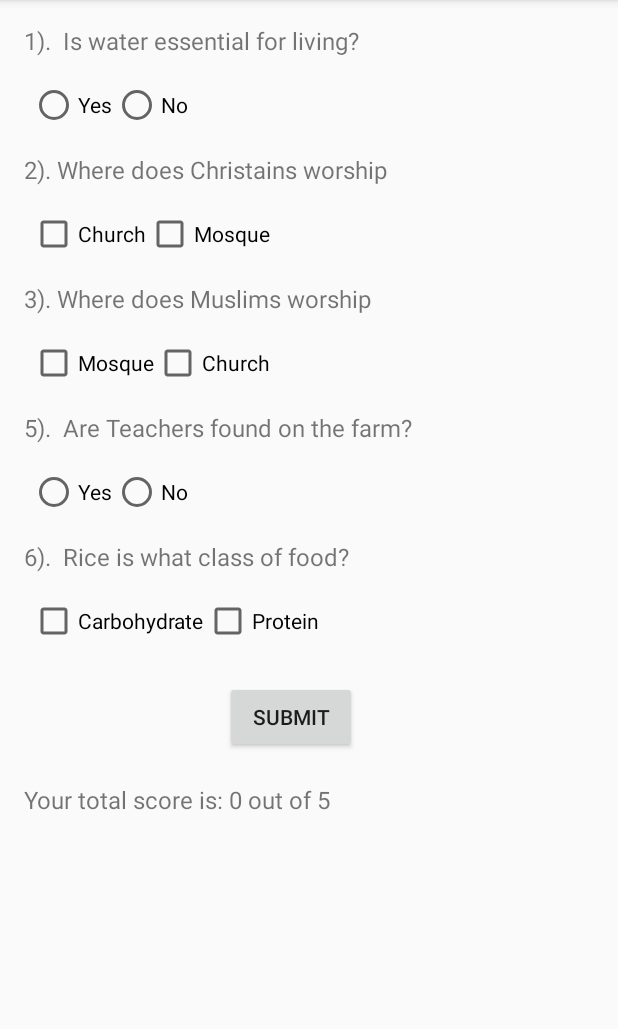
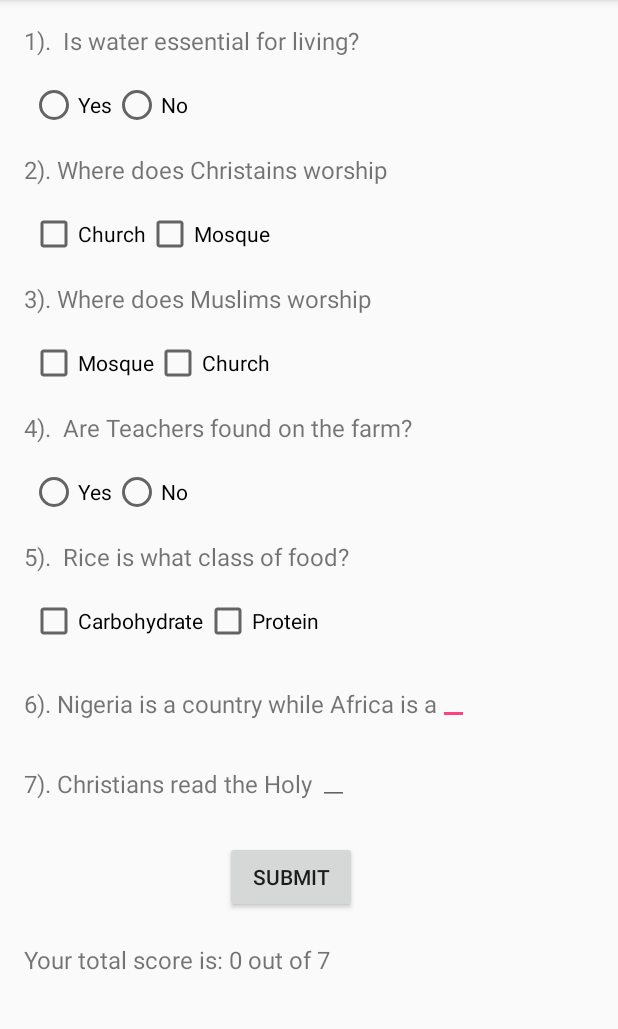
Before and after one commit to ejalonibudamilola/QuizApp1, an Android app: the screen it shows after launch (MainActivity), after a tap on "SUBMIT", on a phone screen of 412 x 824 dp, the part 84-1113 px from its top. Run offline under Robolectric (Android 15) with nearby library versions, the phone set to English and light mode, and no system bars.

Commit message:
QuizApp updated

```diff
--- a/app/src/main/java/com/example/android/quizapp/MainActivity.java
+++ b/app/src/main/java/com/example/android/quizapp/MainActivity.java
@@ -1,11 +1,15 @@
 package com.example.android.quizapp;
 
+import android.annotation.SuppressLint;
 import android.support.v7.app.AppCompatActivity;
 import android.os.Bundle;
 import android.view.View;
 import android.widget.CheckBox;
+import android.widget.EditText;
 import android.widget.RadioButton;
 import android.widget.TextView;
+
+import org.w3c.dom.Text;
 
 public class MainActivity extends AppCompatActivity {
 
@@ -24,54 +28,59 @@ public class MainActivity extends AppCompatActivity {
         CheckBox two =(CheckBox) findViewById(R.id.two);
         boolean isTwo = two.isChecked();
 
-        CheckBox three =(CheckBox) findViewById(R.id.two);
+        CheckBox three =(CheckBox) findViewById(R.id.three);
         boolean isThree = three.isChecked();
 
-        RadioButton five = (RadioButton) findViewById(R.id.one);
+        RadioButton four = (RadioButton) findViewById(R.id.four);
+        boolean isFour = four.isChecked();
+
+        CheckBox five = (CheckBox) findViewById(R.id.five);
         boolean isFive = five.isChecked();
 
-        RadioButton six = (RadioButton) findViewById(R.id.one);
-        boolean isSix = six.isChecked();
+        EditText six = (EditText) findViewById(R.id.six);
+        String sixs = six.getText().toString();
+        sixs = sixs.toLowerCase();
 
-        int totalScore = calculateScore(isOne, isTwo, isThree, isFive, isSix);
+        EditText seven = (EditText) findViewById(R.id.seven);
+        String sevens = seven.getText().toString();
+        sevens = sevens.toLowerCase();
 
-        String grading = "Your total score is: "+totalScore +" out of 5";
+        int totalScore = calculateScore(isOne, isTwo, isThree, isFour, isFive, sixs,sevens);
+
+        String grading = "Your total score is: "+totalScore +" out of 7";
         displayMessage(grading);
 
     }
 
-    private int calculateScore (boolean one, boolean two, boolean three, boolean five, boolean six){
+    private int calculateScore (boolean one, boolean two, boolean three, boolean four, boolean five, String six, String seven){
+        String check1 = "continent";
+        String check2 = "bible";
         int score =0;
 
         if(one){
             score=score+1;
         }
-        else{
-            score = score+0;
-        }
+
         if(two){
             score=score+1;
-       }
-        else{
-            score = score+0;
         }
+
         if(three){
             score=score+1;
         }
-        else{
-            score = score+0;
-        }
-        if(five){
+
+        if(four){
             score=score+1;
         }
-        else{
-            score = score+0;
-        }
-       if(six){
+
+       if(five){
             score=score+1;
-        }
-       else{
-           score = score+0;
+       }
+       if(six.equals(check1) ){
+           score=score+1;
+       }
+       if(seven.equals(check2)){
+           score=score+1;
        }
 
         return score;
--- a/app/src/main/res/layout/activity_main.xml
+++ b/app/src/main/res/layout/activity_main.xml
@@ -21,9 +21,10 @@
               android:paddingLeft="16dp">
            </TextView>
 
-       <LinearLayout
+       <RadioGroup
            android:layout_width="wrap_content"
-           android:layout_height="wrap_content">
+           android:layout_height="wrap_content"
+           android:orientation="horizontal">
 
             <RadioButton
                 android:id="@+id/one"
@@ -38,7 +39,7 @@
                 android:layout_height="wrap_content"
                 android:layout_marginTop="16dp"
                 android:text="No" />
-        </LinearLayout>
+        </RadioGroup>
 
        <TextView
             android:layout_width="wrap_content"
@@ -100,15 +101,16 @@
     <TextView
         android:layout_width="wrap_content"
         android:layout_height="wrap_content"
-        android:text="5).  Are Teachers found on the farm?"
+        android:text="4).  Are Teachers found on the farm?"
         android:textSize="16sp"
         android:layout_marginTop="16dp"
         android:paddingLeft="16dp">
     </TextView>
 
-    <LinearLayout
+    <RadioGroup
         android:layout_width="wrap_content"
-        android:layout_height="wrap_content">
+        android:layout_height="wrap_content"
+        android:orientation="horizontal">
 
         <RadioButton
             android:layout_width="wrap_content"
@@ -118,17 +120,17 @@
             android:layout_marginLeft="20dp"/>
 
         <RadioButton
-            android:id="@+id/five"
+            android:id="@+id/four"
             android:layout_width="wrap_content"
             android:layout_height="wrap_content"
             android:layout_marginTop="16dp"
             android:text="No" />
-    </LinearLayout>
+    </RadioGroup>
 
     <TextView
         android:layout_width="wrap_content"
         android:layout_height="wrap_content"
-        android:text="6).  Rice is what class of food?"
+        android:text="5).  Rice is what class of food?"
         android:textSize="16sp"
         android:layout_marginTop="16dp"
         android:paddingLeft="16dp">
@@ -139,7 +141,7 @@
         android:layout_height="wrap_content">
 
         <CheckBox
-            android:id="@+id/six"
+            android:id="@+id/five"
             android:layout_width="wrap_content"
             android:layout_height="wrap_content"
             android:layout_marginTop="16dp"
@@ -153,8 +155,53 @@
             android:text="Protein" />
     </LinearLayout>
 
+    <LinearLayout
+            android:layout_width="wrap_content"
+            android:layout_height="wrap_content"
+            android:orientation="horizontal">
 
-    <Button
+        <TextView
+            android:layout_width="wrap_content"
+            android:layout_height="wrap_content"
+            android:text="6). Nigeria is a country while Africa is a"
+            android:textSize="16sp"
+            android:layout_marginTop="16dp"
+            android:paddingLeft="16dp">
+        </TextView>
+
+        <EditText
+            android:id="@+id/six"
+            android:layout_width="wrap_content"
+            android:layout_height="wrap_content"
+            android:layout_marginTop="8dp"/>
+
+    </LinearLayout>
+
+    <LinearLayout
+            android:layout_width="wrap_content"
+            android:layout_height="wrap_content"
+            android:orientation="horizontal">
+
+            <TextView
+            android:layout_width="wrap_content"
+            android:layout_height="wrap_content"
+            android:text="7). Christians read the Holy "
+            android:textSize="16sp"
+            android:layout_marginTop="16dp"
+            android:paddingLeft="16dp">
+            </TextView>
+
+            <EditText
+             android:id="@+id/seven"
+             android:layout_width="wrap_content"
+             android:layout_height="wrap_content"
+             android:layout_marginTop="8dp"
+                android:capitalize="none"/>
+
+    </LinearLayout>
+
+
+        <Button
         android:layout_width="wrap_content"
         android:layout_height="wrap_content"
         android:text="Submit"
@@ -170,7 +217,8 @@
             android:textSize="16sp"
             android:paddingLeft="16dp"
             android:paddingTop="20dp"
-            android:paddingBottom="20dp"/>
+            android:paddingBottom="20dp">
+        </TextView>
 
 </LinearLayout>
 </ScrollView>
```
